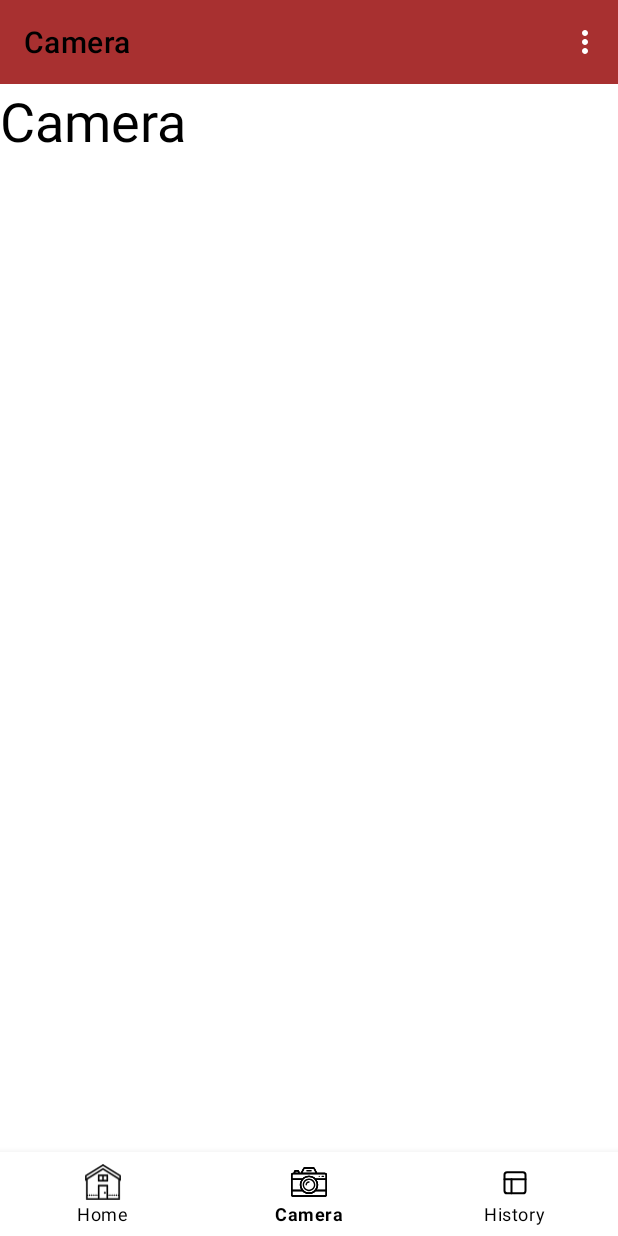
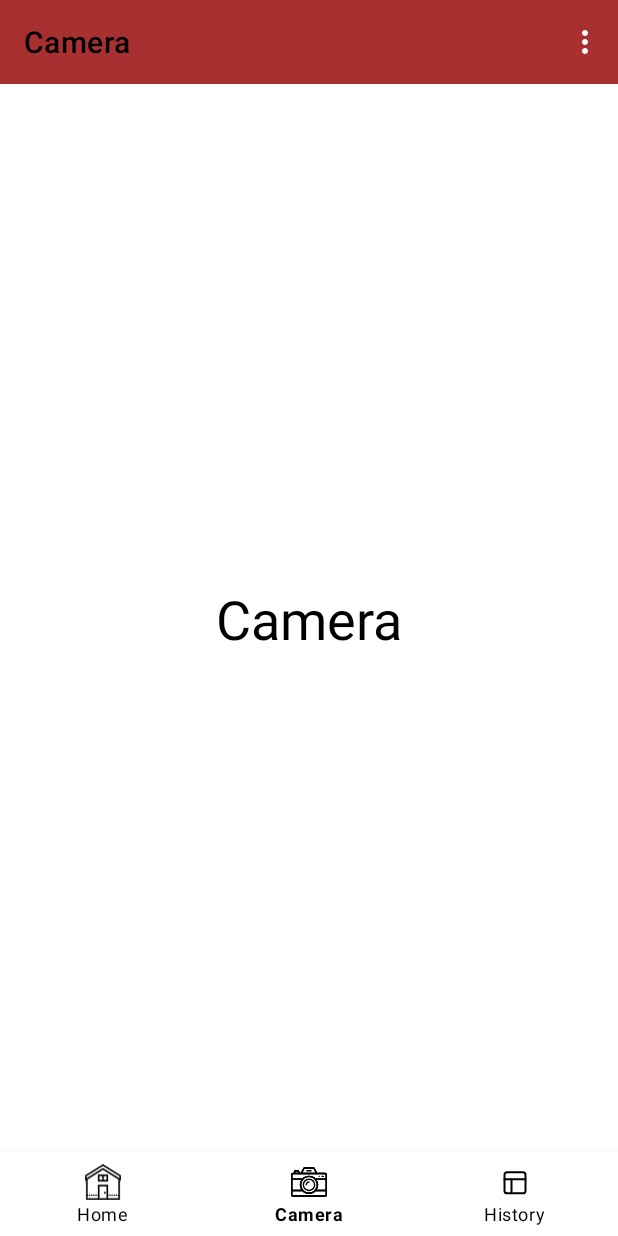
Before and after one commit to mutiara10/EzCell, an Android app: the screen it shows after launch (HomeActivity), item 2 of the bottom bar chosen, on a phone screen of 412 x 824 dp. Run offline under Robolectric (Android 15) with nearby library versions, the phone set to English and light mode, and no system bars; our stand-ins replace Firebase (no records; nobody signed in at launch, a user with empty details on screens opened directly), navigation-ui.

```diff
--- a/app/build.gradle
+++ b/app/build.gradle
@@ -54,4 +54,7 @@ dependencies {
     testImplementation 'junit:junit:4.13.2'
     androidTestImplementation 'androidx.test.ext:junit:1.1.2'
     androidTestImplementation 'androidx.test.espresso:espresso-core:3.3.0'
+    implementation 'androidx.camera:camera-camera2:1.0.0-beta12'
+    implementation 'androidx.camera:camera-lifecycle:1.0.0-beta12'
+    implementation 'androidx.camera:camera0view:1.0.0-alpha19'
 }
--- a/app/src/main/AndroidManifest.xml
+++ b/app/src/main/AndroidManifest.xml
@@ -1,6 +1,9 @@
 <?xml version="1.0" encoding="utf-8"?>
 <manifest xmlns:android="http://schemas.android.com/apk/res/android"
     package="com.example.ezcell">
+
+    <uses-feature android:name="android.hardware.camera.any" />
+    <uses-permission android:name="android.permission.CAMERA" />
 
     <application
         android:allowBackup="true"
--- a/app/src/main/res/layout/fragment_camera.xml
+++ b/app/src/main/res/layout/fragment_camera.xml
@@ -1,5 +1,5 @@
 <?xml version="1.0" encoding="utf-8"?>
-<FrameLayout xmlns:android="http://schemas.android.com/apk/res/android"
+<androidx.constraintlayout.widget.ConstraintLayout xmlns:android="http://schemas.android.com/apk/res/android"
     xmlns:tools="http://schemas.android.com/tools"
     android:layout_width="match_parent"
     android:layout_height="match_parent"
@@ -19,4 +19,5 @@
         app:layout_constraintRight_toRightOf="parent"
         />
 
-</FrameLayout>
+
+</androidx.constraintlayout.widget.ConstraintLayout>
```
Also changed, not shown: 1 other file.
